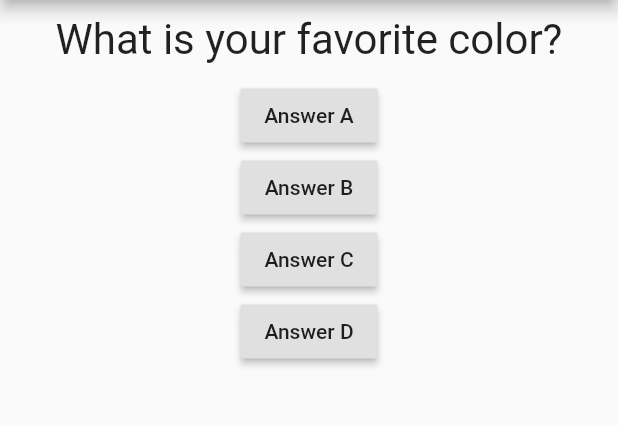
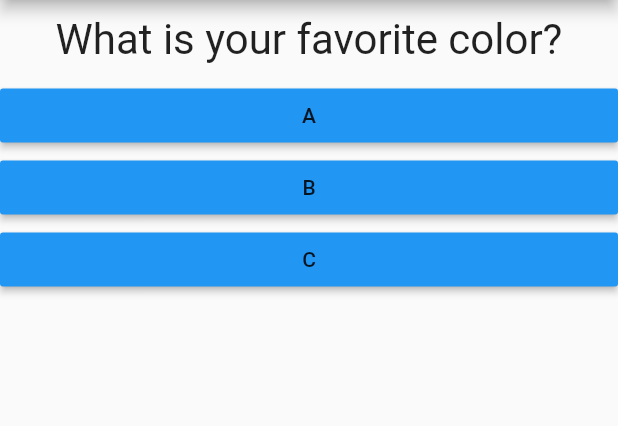
Before and after one commit to alexandregressier/notes, a Flutter app: the screen it shows after launch, on a phone screen of 412 x 824 dp, the part 84-510 px from its top. Run offline on Flutter 3.47's test engine with Material 2 defaults, Android fonts, the phone set to English and light mode, and no system bars.

Commit message:
Create the `Answer` widget

```diff
--- /dev/null
+++ b/courses/learn-flutter-dart-to-build-ios-android-apps/first_app/lib/answer.dart
@@ -0,0 +1,20 @@
+import 'package:flutter/material.dart';
+
+class Answer extends StatelessWidget {
+  final String text;
+  final VoidCallback callback;
+
+  Answer(this.text, this.callback);
+
+  @override
+  Widget build(BuildContext context) {
+    return Container(
+      child: RaisedButton(
+        child: Text(text),
+        onPressed: callback,
+        color: Colors.blue,
+      ),
+      width: double.infinity,
+    );
+  }
+}
--- a/courses/learn-flutter-dart-to-build-ios-android-apps/first_app/lib/main.dart
+++ b/courses/learn-flutter-dart-to-build-ios-android-apps/first_app/lib/main.dart
@@ -1,5 +1,7 @@
 import 'package:flutter/material.dart';
-import 'package:first_app/question.dart';
+
+import './question.dart';
+import './answer.dart';
 
 main() => runApp(MyApp());
 
@@ -33,22 +35,9 @@ class _MyAppState extends State<MyApp> {
         body: Column(
           children: [
             Question(questions[_questionIndex]),
-            RaisedButton(
-              child: Text('Answer A'),
-              onPressed: _answerQuestion,
-            ),
-            RaisedButton(
-              child: Text('Answer B'),
-              onPressed: _answerQuestion,
-            ),
-            RaisedButton(
-              child: Text('Answer C'),
-              onPressed: _answerQuestion,
-            ),
-            RaisedButton(
-              child: Text('Answer D'),
-              onPressed: _answerQuestion,
-            ),
+            Answer('A', _answerQuestion),
+            Answer('B', _answerQuestion),
+            Answer('C', _answerQuestion),
           ],
         ),
       ),
```
